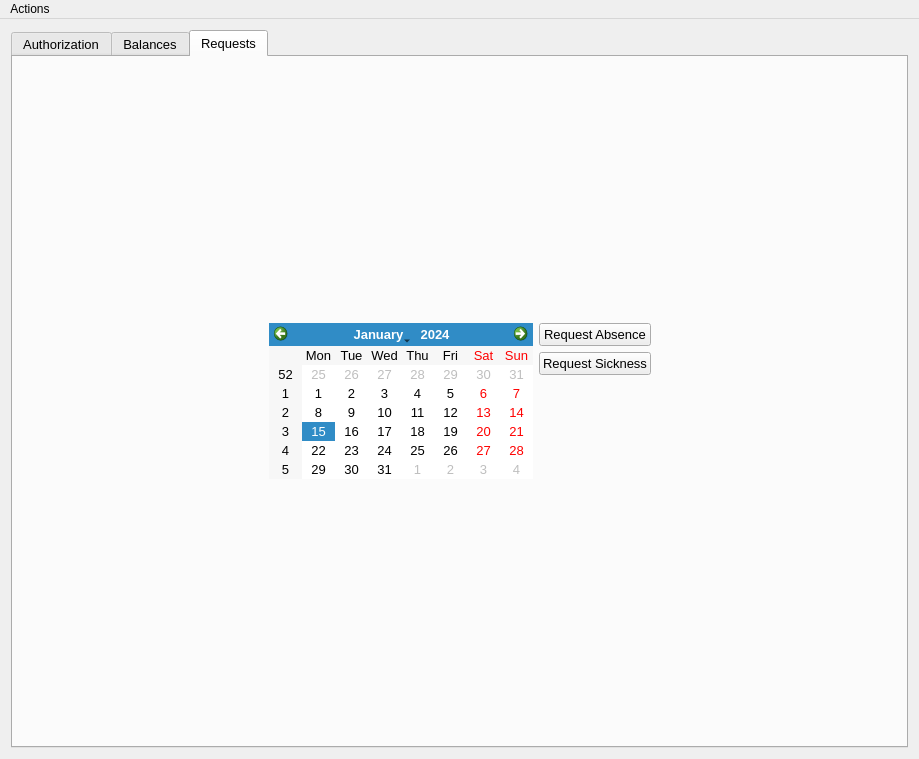
First picture: the form in Svoboda_team/mainwindow.ui, repository Svobodateam/svoboda_team, before the edit.
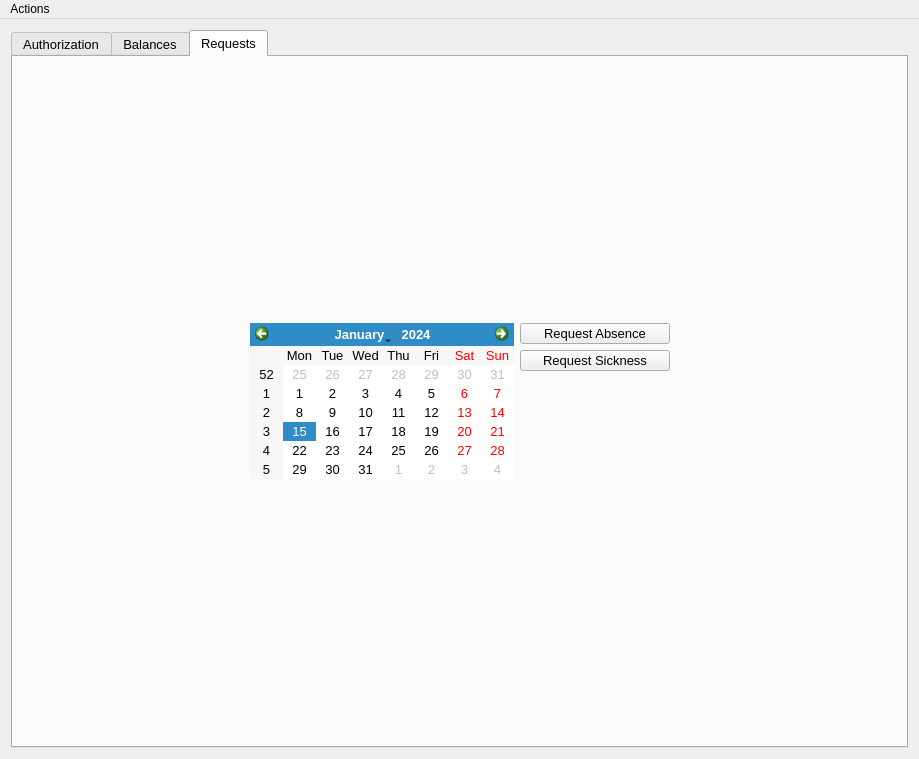
Second picture: the form after the edit. The open tabs and pages were chosen to show the change. Icons and pictures are not drawn.

Commit message: fixed QPushButton paddings for Diffnes (#18)

Patch:
```diff
--- a/Svoboda_team/mainwindow.ui
+++ b/Svoboda_team/mainwindow.ui
@@ -606,6 +606,18 @@
           </item>
           <item row="0" column="1">
            <widget class="QPushButton" name="btn_reqAbsence">
+            <property name="minimumSize">
+             <size>
+              <width>150</width>
+              <height>21</height>
+             </size>
+            </property>
+            <property name="maximumSize">
+             <size>
+              <width>150</width>
+              <height>21</height>
+             </size>
+            </property>
             <property name="text">
              <string>Request Absence</string>
             </property>
@@ -613,6 +625,18 @@
           </item>
           <item row="1" column="1">
            <widget class="QPushButton" name="btn_reqSickness">
+            <property name="minimumSize">
+             <size>
+              <width>150</width>
+              <height>21</height>
+             </size>
+            </property>
+            <property name="maximumSize">
+             <size>
+              <width>150</width>
+              <height>21</height>
+             </size>
+            </property>
             <property name="text">
              <string>Request Sickness</string>
             </property>
```
Left out of the diff: 2 changed lines with no effect on the pictures. The commit also changes 1 other file.
